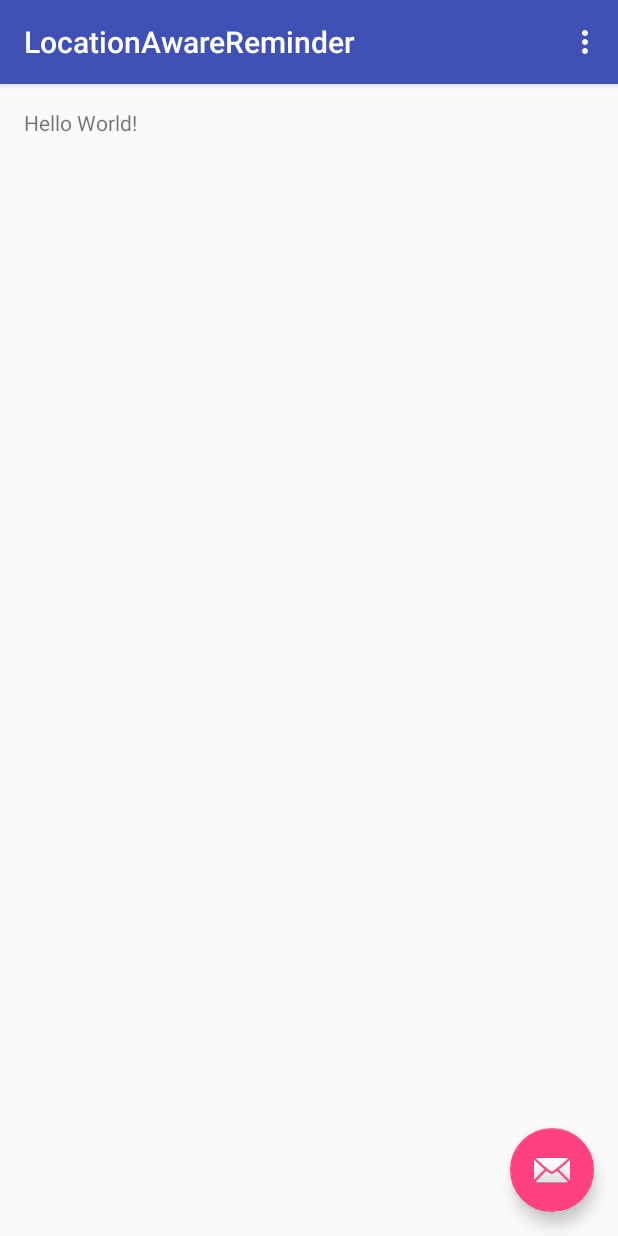
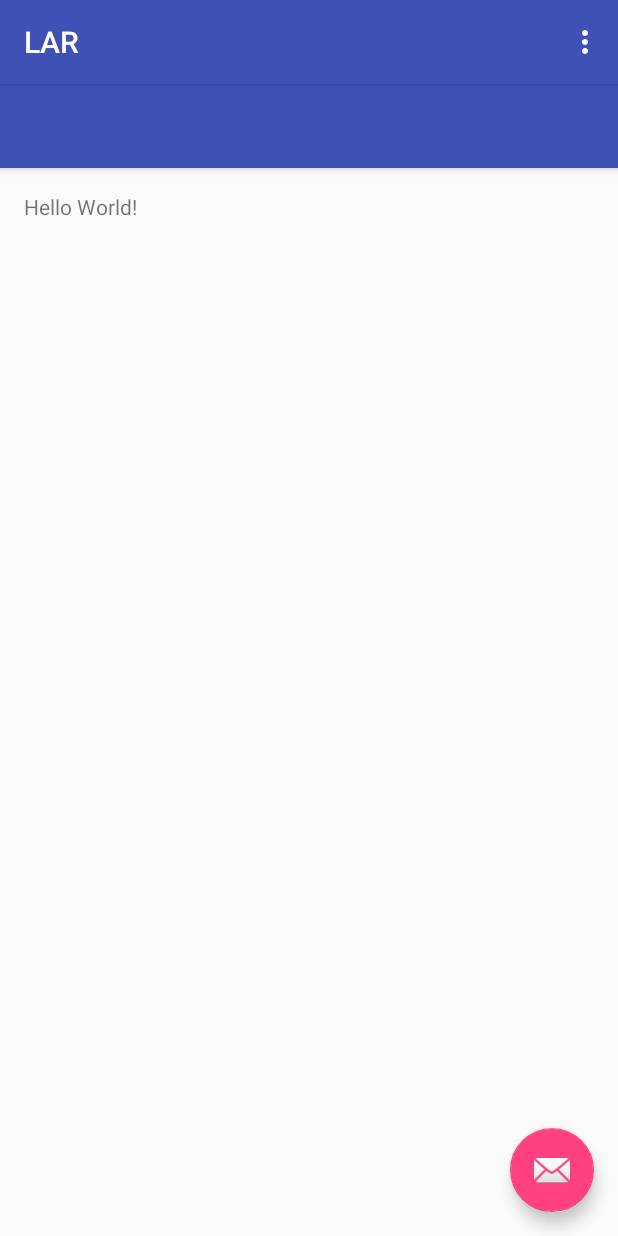
Before and after one commit to smishr16/cse535app, an Android app: the screen it shows after launch (MainActivity), on a phone screen of 412 x 824 dp. Run offline under Robolectric (Android 15) with nearby library versions, the phone set to English and light mode, and no system bars; 1 statement that could not run was skipped.

```diff
--- a/app/src/main/AndroidManifest.xml
+++ b/app/src/main/AndroidManifest.xml
@@ -1,7 +1,8 @@
 <?xml version="1.0" encoding="utf-8"?>
 <manifest xmlns:android="http://schemas.android.com/apk/res/android"
     package="asu.edu.cse535.locationawarereminder">
-
+    <uses-permission android:name="android.permission.WRITE_EXTERNAL_STORAGE"/>
+    <uses-permission android:name="android.permission.INTERNET" />
     <application
         android:allowBackup="true"
         android:icon="@mipmap/ic_launcher"
@@ -9,9 +10,9 @@
         android:supportsRtl="true"
         android:theme="@style/AppTheme">
         <activity
-            android:name=".MainActivity"
+            android:name=".activities.MainActivity"
             android:label="@string/app_name"
-            android:theme="@style/AppTheme.NoActionBar">
+            android:theme="@style/AppTheme">
             <intent-filter>
                 <action android:name="android.intent.action.MAIN" />
 
--- a/app/src/main/java/asu/edu/cse535/locationawarereminder/MainActivity.java
+++ b/app/src/main/java/asu/edu/cse535/locationawarereminder/activities/MainActivity.java
@@ -1,15 +1,21 @@
-package asu.edu.cse535.locationawarereminder;
+package asu.edu.cse535.locationawarereminder.activities;
 
+import android.database.sqlite.SQLiteDatabase;
 import android.os.Bundle;
 import android.support.design.widget.FloatingActionButton;
 import android.support.design.widget.Snackbar;
 import android.support.v7.app.AppCompatActivity;
 import android.support.v7.widget.Toolbar;
-import android.view.View;
 import android.view.Menu;
 import android.view.MenuItem;
+import android.view.View;
+
+import asu.edu.cse535.locationawarereminder.R;
+import asu.edu.cse535.locationawarereminder.database.DBManager;
 
 public class MainActivity extends AppCompatActivity {
+
+    SQLiteDatabase db;
 
     @Override
     protected void onCreate(Bundle savedInstanceState) {
@@ -26,6 +32,10 @@ public class MainActivity extends AppCompatActivity {
                         .setAction("Action", null).show();
             }
         });
+
+
+        DBManager.initializeDB(this.getApplicationContext().getPackageName());
+        db = DBManager.getAppDataBase();
     }
 
     @Override
--- /dev/null
+++ b/app/src/main/java/asu/edu/cse535/locationawarereminder/database/Constants.java
@@ -0,0 +1,22 @@
+package asu.edu.cse535.locationawarereminder.database;
+
+/**
+ * Created by Sooraj on 10/20/2016.
+ */
+public class Constants {
+
+    public static String DB_NAME = "LAR";
+    public static String DB_PATH;
+    public static String TABLE_TASK = "TASK";
+
+    public static String DATATYPE_INT = "integer";
+    public static String DATATYPE_STRING = "varchar(255)";
+    public static String DATATYPE_DATETIME = "datetime";
+    public static String DATATYPE_DOUBLE = "double";
+
+    public static String COMMA_SEP = ", ";
+
+    public static void setDbPath(String packageName) {
+        DB_PATH = "/data/data/"+ packageName + "/";
+    }
+}
--- /dev/null
+++ b/app/src/main/java/asu/edu/cse535/locationawarereminder/database/DBManager.java
@@ -0,0 +1,51 @@
+package asu.edu.cse535.locationawarereminder.database;
+
+import android.database.SQLException;
+import android.database.sqlite.SQLiteDatabase;
+import android.database.sqlite.SQLiteException;
+
+/**
+ * Created by Sooraj on 10/20/2016.
+ */
+public class DBManager {
+
+    private static SQLiteDatabase db;
+
+    public static void initializeDB(String packageName){
+        Constants.setDbPath(packageName);
+        db = SQLiteDatabase.openOrCreateDatabase(Constants.DB_PATH + Constants.DB_NAME, null);
+        createTaskTable();
+    }
+
+    public static SQLiteDatabase getAppDataBase(){
+        return db;
+    }
+
+    private static void createTaskTable(){
+        String CREATE_TABLE_QUERY = "CREATE TABLE IF NOT EXISTS " + Constants.TABLE_TASK + " ( " +
+                Task.COLUMN_TASK_ID + " " + Constants.DATATYPE_INT  + " PRIMARY KEY autoincrement" + Constants.COMMA_SEP +
+                Task.COLUMN_DESC + " " + Constants.DATATYPE_STRING + Constants.COMMA_SEP +
+                Task.COLUMN_TASK_DATE + " " + Constants.DATATYPE_DATETIME + Constants.COMMA_SEP +
+                Task.COLUMN_MOT + " " + Constants.DATATYPE_STRING + Constants.COMMA_SEP +
+                Task.COLUMN_LAT + " " + Constants.DATATYPE_DOUBLE + Constants.COMMA_SEP +
+                Task.COLUMN_LONG + " " + Constants.DATATYPE_DOUBLE + Constants.COMMA_SEP +
+                Task.COLUMN_TASK_STATUS + " " + Constants.DATATYPE_STRING + Constants.COMMA_SEP +
+                Task.COLUMN_CREATED_TIME + " " + Constants.DATATYPE_DATETIME + " ) ";
+
+        try{
+            db.beginTransaction();
+            try {
+                db.execSQL(CREATE_TABLE_QUERY);
+                db.setTransactionSuccessful();
+            }
+            catch (SQLiteException e) {
+                //Toast.makeText(DBManager.this.getApplicationContext(), e.getMessage(), Toast.LENGTH_LONG).show();
+            }
+            finally {
+                db.endTransaction();
+            }
+        }catch (SQLException e){
+            //Toast.makeText(AccelerometerService.this.getApplicationContext(), e.getMessage(), Toast.LENGTH_LONG).show();
+        }
+    }
+}
--- /dev/null
+++ b/app/src/main/java/asu/edu/cse535/locationawarereminder/database/Task.java
@@ -0,0 +1,18 @@
+package asu.edu.cse535.locationawarereminder.database;
+
+/**
+ * Created by Sooraj on 10/20/2016.
+ */
+public class Task {
+
+    public static String COLUMN_TASK_ID = "Task_ID";
+    public static String COLUMN_DESC = "Description";
+    public static String COLUMN_TASK_DATE = "Task_Date";
+    public static String COLUMN_MOT = "MOT";
+    public static String COLUMN_LAT = "Latitude";
+    public static String COLUMN_LONG = "Longitude";
+    public static String COLUMN_TASK_STATUS = "Status";
+    public static String COLUMN_CREATED_TIME = "Created_Time";
+
+
+}
--- a/app/src/main/res/layout/activity_main.xml
+++ b/app/src/main/res/layout/activity_main.xml
@@ -5,7 +5,7 @@
     android:layout_width="match_parent"
     android:layout_height="match_parent"
     android:fitsSystemWindows="true"
-    tools:context="asu.edu.cse535.locationawarereminder.MainActivity">
+    tools:context=".activities.MainActivity">
 
     <android.support.design.widget.AppBarLayout
         android:layout_width="match_parent"
--- a/app/src/main/res/layout/content_main.xml
+++ b/app/src/main/res/layout/content_main.xml
@@ -9,7 +9,7 @@
     android:paddingRight="@dimen/activity_horizontal_margin"
     android:paddingTop="@dimen/activity_vertical_margin"
     app:layout_behavior="@string/appbar_scrolling_view_behavior"
-    tools:context="asu.edu.cse535.locationawarereminder.MainActivity"
+    tools:context=".activities.MainActivity"
     tools:showIn="@layout/activity_main">
 
     <TextView
--- a/app/src/main/res/menu/menu_main.xml
+++ b/app/src/main/res/menu/menu_main.xml
@@ -1,7 +1,7 @@
 <menu xmlns:android="http://schemas.android.com/apk/res/android"
     xmlns:app="http://schemas.android.com/apk/res-auto"
     xmlns:tools="http://schemas.android.com/tools"
-    tools:context="asu.edu.cse535.locationawarereminder.MainActivity">
+    tools:context=".activities.MainActivity">
     <item
         android:id="@+id/action_settings"
         android:orderInCategory="100"
--- a/app/src/main/res/values/strings.xml
+++ b/app/src/main/res/values/strings.xml
@@ -1,4 +1,4 @@
 <resources>
-    <string name="app_name">LocationAwareReminder</string>
+    <string name="app_name">LAR</string>
     <string name="action_settings">Settings</string>
 </resources>
--- a/app/src/main/res/values/styles.xml
+++ b/app/src/main/res/values/styles.xml
@@ -8,11 +8,6 @@
         <item name="colorAccent">@color/colorAccent</item>
     </style>
 
-    <style name="AppTheme.NoActionBar">
-        <item name="windowActionBar">false</item>
-        <item name="windowNoTitle">true</item>
-    </style>
-
     <style name="AppTheme.AppBarOverlay" parent="ThemeOverlay.AppCompat.Dark.ActionBar" />
 
     <style name="AppTheme.PopupOverlay" parent="ThemeOverlay.AppCompat.Light" />
```
